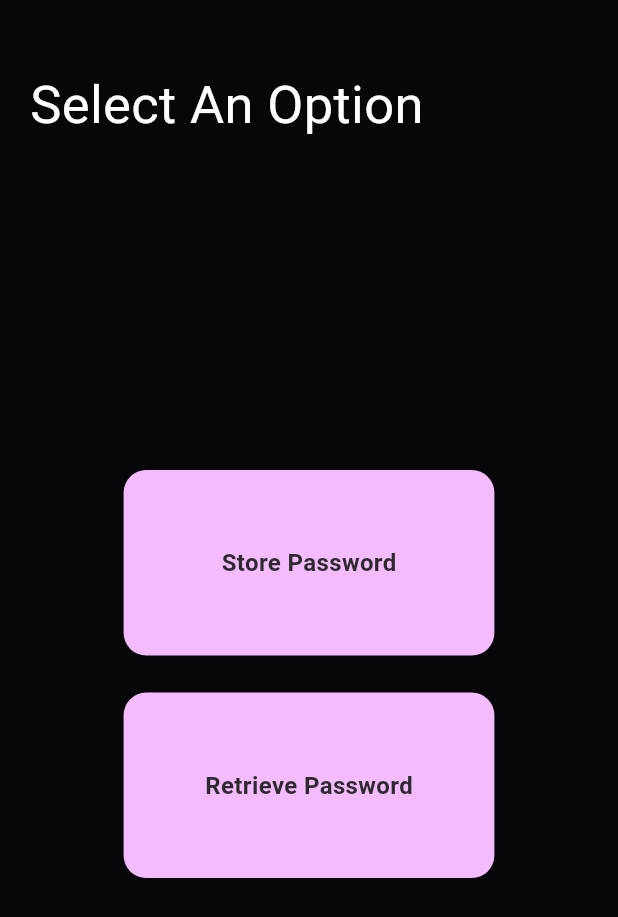
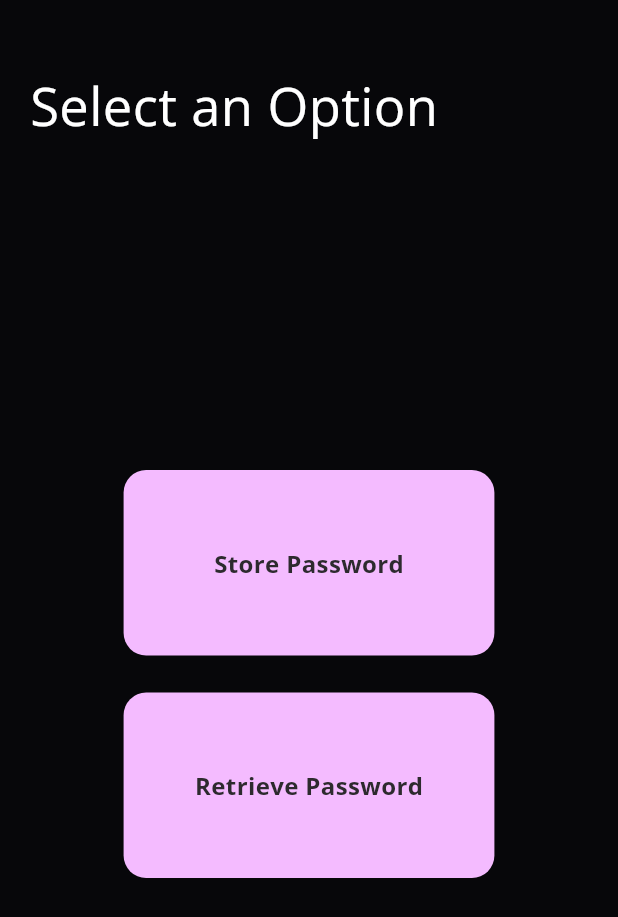
Before and after one commit to Pramith08/AeroEncrypt, a Flutter app: the HomePage screen opened directly with empty values, on a phone screen of 412 x 824 dp. Shown: the top 917 px of the screen. Run offline on Flutter 3.47's test engine with Material 3 defaults, Android fonts, the light colour scheme and no system bars; our stand-ins replace firebase_auth, firebase_core, flutter_secure_storage, flutter_slidable, google_fonts, shared_preferences and 1 more; missing offline and left inert: encrypt; accounts and stored records are empty.

Commit message:
U-I Changes

```diff
--- a/lib/components/my_pass_textfield.dart
+++ b/lib/components/my_pass_textfield.dart
@@ -45,7 +45,7 @@ class _MyPasswordTextFieldState extends State<MyPasswordTextField> {
           enabledBorder: const OutlineInputBorder(
             borderSide: BorderSide(
               width: 2,
-              color: Color(0xFF111214),
+              color: Color(0xFF212121),
             ),
             borderRadius: BorderRadius.all(
               Radius.circular(15),
@@ -54,7 +54,7 @@ class _MyPasswordTextFieldState extends State<MyPasswordTextField> {
           focusedBorder: const OutlineInputBorder(
             borderSide: BorderSide(
               width: 2,
-              color: Color(0xFF3E3F43),
+              color: Color(0xFF474747),
             ),
             borderRadius: BorderRadius.all(
               Radius.circular(10),
--- a/lib/components/my_textfield.dart
+++ b/lib/components/my_textfield.dart
@@ -35,7 +35,7 @@ class MyTextField extends StatelessWidget {
           enabledBorder: const OutlineInputBorder(
             borderSide: BorderSide(
               width: 2,
-              color: Color(0xFF111214),
+              color: Color(0xFF212121),
             ),
             borderRadius: BorderRadius.all(
               Radius.circular(15),
@@ -44,7 +44,7 @@ class MyTextField extends StatelessWidget {
           focusedBorder: const OutlineInputBorder(
             borderSide: BorderSide(
               width: 2,
-              color: Color(0xFF3E3F43),
+              color: Color(0xFF474747),
             ),
             borderRadius: BorderRadius.all(
               Radius.circular(10),
--- a/lib/pages/home_page.dart
+++ b/lib/pages/home_page.dart
@@ -1,4 +1,6 @@
+import 'package:aeroencrypt/components/my_button.dart';
 import 'package:aeroencrypt/components/my_custom_home_page_transition.dart';
+import 'package:aeroencrypt/components/my_title_text.dart';
 import 'package:aeroencrypt/pages/retrieve_pass_page.dart';
 import 'package:aeroencrypt/pages/store_pass_page.dart';
 import 'package:flutter/material.dart';
@@ -35,13 +37,8 @@ class _HomePageState extends State<HomePage> {
               Row(
                 crossAxisAlignment: CrossAxisAlignment.start,
                 children: [
-                  Text(
-                    "Select An Option",
-                    style: TextStyle(
-                      color: Colors.white,
-                      fontSize: 35,
-                      // fontFamily: "MontserratMedium",
-                    ),
+                  MyTitleText(
+                    title: "Select an Option",
                   ),
                 ],
               ),
@@ -52,10 +49,10 @@ class _HomePageState extends State<HomePage> {
                 child: Column(
                   mainAxisAlignment: MainAxisAlignment.center,
                   children: [
-                    Material(
-                      color: Color(0xFFF4BBFF),
-                      borderRadius: BorderRadius.circular(15),
-                      child: InkWell(
+                    MyButton(
+                      height: screenHeight * 0.15,
+                      width: screenWidth * 0.6,
+                      buttonText: "Store Password",
                       onTap: () {
                         Navigator.of(context).push(
                           MyCustomHomePageRoute(
@@ -65,50 +62,23 @@ class _HomePageState extends State<HomePage> {
                           ),
                         );
                       },
-                        borderRadius: BorderRadius.circular(15),
-                        child: Container(
-                          width: screenWidth * 0.6,
-                          height: screenHeight * 0.15,
-                          alignment: Alignment.center,
-                          child: Text(
-                            "Store Password",
-                            style: TextStyle(
-                              color: Color(0xFF2D2A2E),
-                              fontSize: 16,
-                              fontWeight: FontWeight.w600,
-                            ),
-                          ),
-                        ),
-                      ),
                     ),
                     SizedBox(
                       height: screenHeight * 0.03,
                     ),
-                    Material(
-                      color: Color(0xFFF4BBFF),
-                      borderRadius: BorderRadius.circular(15),
-                      child: InkWell(
+                    MyButton(
+                      height: screenHeight * 0.15,
+                      width: screenWidth * 0.6,
+                      buttonText: "Retrieve Password",
                       onTap: () {
-                          Navigator.of(context)
-                              .push(MyCustomHomePageRoute(RetrievePassPage(
+                        Navigator.of(context).push(
+                          MyCustomHomePageRoute(
+                            RetrievePassPage(
                               userId: widget.userId,
-                          )));
-                        },
-                        borderRadius: BorderRadius.circular(15),
-                        child: Container(
-                          width: screenWidth * 0.6,
-                          height: screenHeight * 0.15,
-                          alignment: Alignment.center,
-                          child: Text(
-                            "Retrieve Password",
-                            style: TextStyle(
-                              color: Color(0xFF2D2A2E),
-                              fontSize: 16,
-                              fontWeight: FontWeight.w600,
                             ),
                           ),
-                        ),
-                      ),
+                        );
+                      },
                     ),
                     SizedBox(
                       height: screenHeight * 0.03,
```
Also changed, not shown: lib/components/my_app_list.dart (+15 -11 lines), lib/components/my_list_tile.dart (+15 -12 lines), lib/pages/retrieve_pass_page.dart (+7 -4 lines), lib/pages/show_data.dart (+30 -22 lines), lib/pages/store_pass_page.dart (+12 -5 lines). Lines whose indentation alone changed are shown as unchanged.
